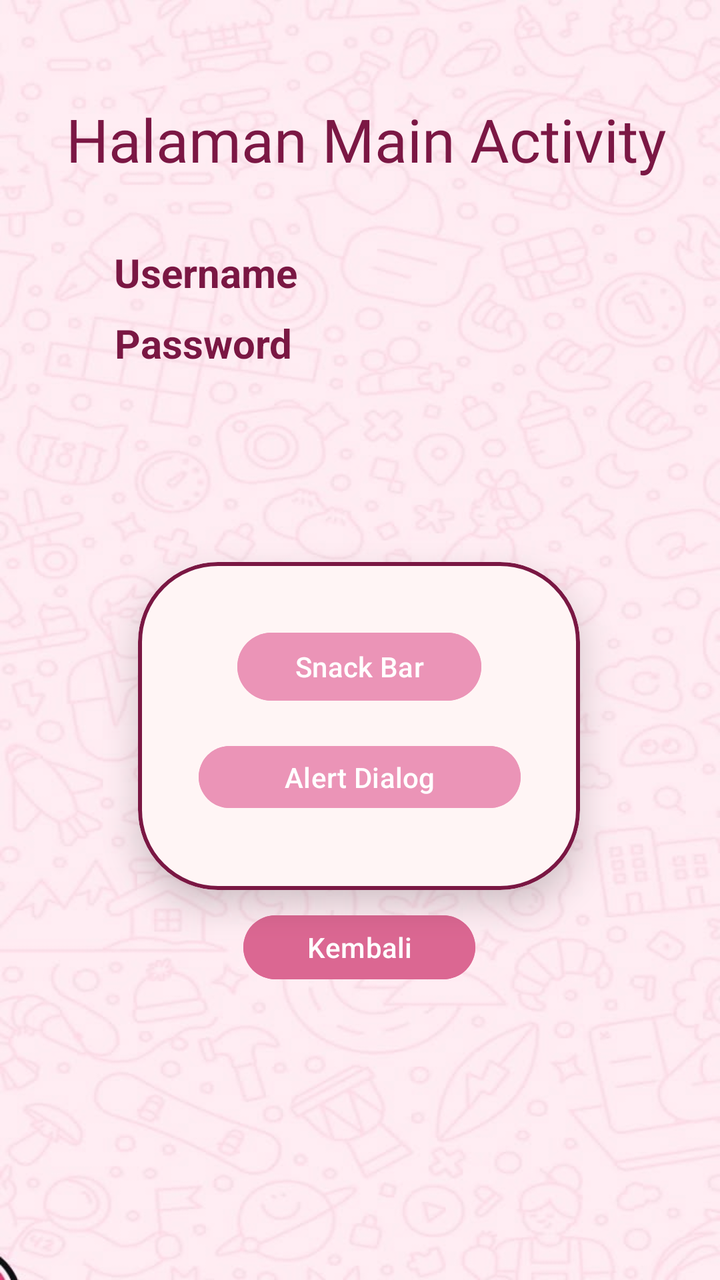
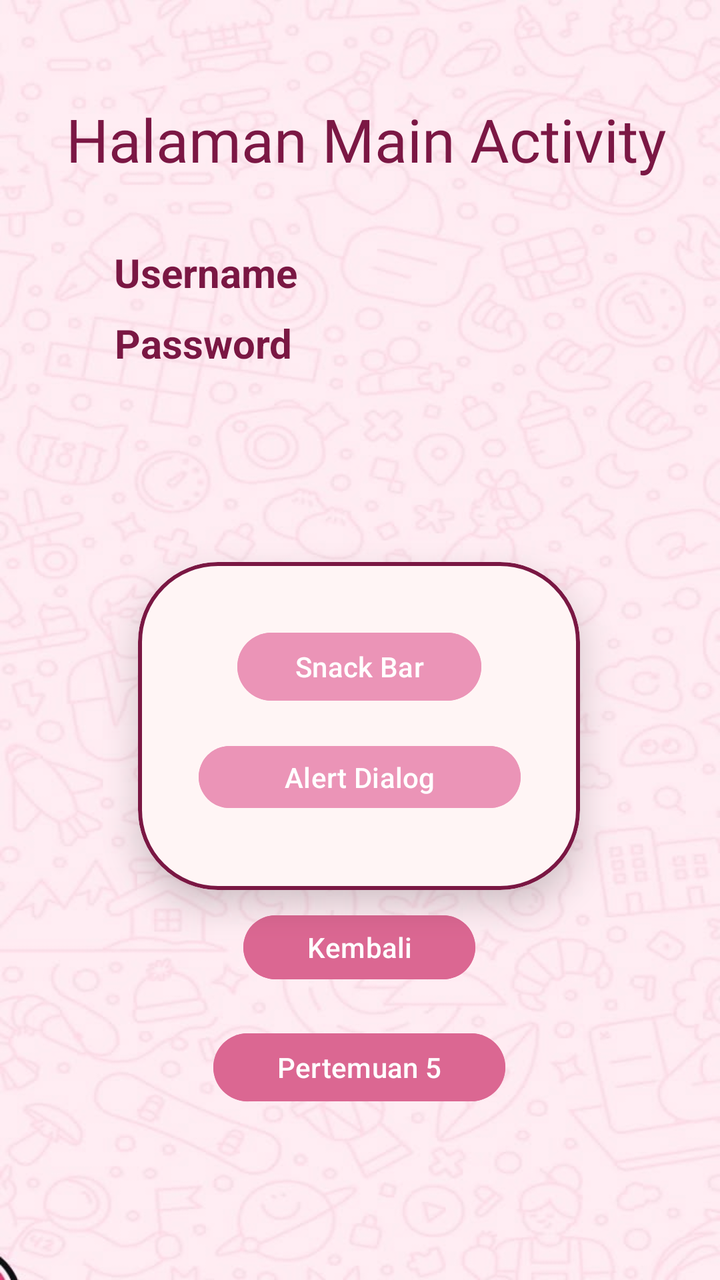

An Android layout rendered at two revisions. The XML below is the earlier revision; the diff shows what the commit changed to produce the second picture.
<!-- AndroidManifest.xml: application theme Theme.Lindi_tib -->
<!-- res/layout/activity_main.xml -->
<?xml version="1.0" encoding="utf-8"?>
<androidx.constraintlayout.widget.ConstraintLayout xmlns:android="http://schemas.android.com/apk/res/android"
    xmlns:app="http://schemas.android.com/apk/res-auto"
    xmlns:tools="http://schemas.android.com/tools"
    android:id="@+id/main"
    android:layout_width="match_parent"
    android:layout_height="match_parent"
    android:background="@drawable/bg"
    tools:context=".MainActivity">

    <TextView
        android:id="@+id/txtHeader"
        android:layout_width="wrap_content"
        android:layout_height="wrap_content"
        android:fontFamily="@font/super_waffles"
        android:text="Halaman Main Activity"
        android:textColor="#7B1744"
        android:textSize="30dp"
        app:layout_constraintBottom_toBottomOf="parent"
        app:layout_constraintEnd_toEndOf="parent"
        app:layout_constraintHorizontal_bias="0.555"
        app:layout_constraintStart_toStartOf="parent"
        app:layout_constraintTop_toTopOf="parent"
        app:layout_constraintVertical_bias="0.082" />

    <TextView
        android:id="@+id/txtUsername"
        android:layout_width="wrap_content"
        android:layout_height="wrap_content"
        android:text="Username"
        android:textColor="#7A1743"
        android:textSize="20dp"
        android:textStyle="bold"
        app:layout_constraintBottom_toBottomOf="parent"
        app:layout_constraintEnd_toEndOf="parent"
        app:layout_constraintHorizontal_bias="0.213"
        app:layout_constraintStart_toStartOf="parent"
        app:layout_constraintTop_toTopOf="parent"
        app:layout_constraintVertical_bias="0.2" />

    <TextView
        android:id="@+id/txtPassword"
        android:layout_width="wrap_content"
        android:layout_height="wrap_content"
        android:text="Password"
        android:textColor="#7A1743"
        android:textSize="20dp"
        android:textStyle="bold"
        app:layout_constraintBottom_toBottomOf="parent"
        app:layout_constraintEnd_toEndOf="parent"
        app:layout_constraintHorizontal_bias="0.211"
        app:layout_constraintStart_toStartOf="parent"
        app:layout_constraintTop_toTopOf="parent"
        app:layout_constraintVertical_bias="0.258" />

    <com.google.android.material.card.MaterialCardView
        android:layout_width="221dp"
        android:layout_height="164dp"
        android:layout_marginTop="20dp"
        app:cardBackgroundColor="#FFF5F5"
        app:cardElevation="10dp"
        app:strokeColor="#7A1743"
        app:strokeWidth="2dp"
        app:cardCornerRadius="40dp"
        app:layout_constraintBottom_toBottomOf="parent"
        app:layout_constraintEnd_toEndOf="parent"
        app:layout_constraintHorizontal_bias="0.497"
        app:layout_constraintStart_toStartOf="parent"
        app:layout_constraintTop_toBottomOf="@+id/txtPassword"
        app:layout_constraintVertical_bias="0.28">

        <androidx.constraintlayout.widget.ConstraintLayout
            android:layout_width="match_parent"
            android:layout_height="150dp"
            android:layout_margin="6dp">

            <Button
                android:id="@+id/btnSnackBar"
                android:layout_width="122dp"
                android:layout_height="42dp"
                android:backgroundTint="@color/pink"
                android:text="Snack Bar"
                app:layout_constraintBottom_toBottomOf="parent"
                app:layout_constraintEnd_toEndOf="parent"
                app:layout_constraintStart_toStartOf="parent"
                app:layout_constraintTop_toTopOf="parent"
                app:layout_constraintVertical_bias="0.235" />

            <Button
                android:id="@+id/btnAlertDialog"
                android:layout_width="161dp"
                android:layout_height="39dp"
                android:backgroundTint="@color/pink"
                android:text="Alert Dialog"
                app:layout_constraintBottom_toBottomOf="parent"
                app:layout_constraintEnd_toEndOf="parent"
                app:layout_constraintHorizontal_bias="0.508"
                app:layout_constraintStart_toStartOf="parent"
                app:layout_constraintTop_toTopOf="parent"
                app:layout_constraintVertical_bias="0.739" />
        </androidx.constraintlayout.widget.ConstraintLayout>


    </com.google.android.material.card.MaterialCardView>

    <Button
        android:id="@+id/btnKembali"
        android:layout_width="116dp"
        android:layout_height="40dp"
        android:backgroundTint="#DB6792"
        android:text="Kembali"
        app:layout_constraintBottom_toBottomOf="parent"
        app:layout_constraintEnd_toEndOf="parent"
        app:layout_constraintHorizontal_bias="0.498"
        app:layout_constraintStart_toStartOf="parent"
        app:layout_constraintTop_toTopOf="parent"
        app:layout_constraintVertical_bias="0.756" />
</androidx.constraintlayout.widget.ConstraintLayout>
<!-- resources referenced by this layout -->
<resources>
  <color name="pink">#EB94B7</color>
  <!-- drawable bg: jpg bitmap (drawable, 45060 bytes) -->
  <style name="Theme.Lindi_tib" parent="Base.Theme.Lindi_tib" />
  <style name="Base.Theme.Lindi_tib" parent="Theme.Material3.DayNight.NoActionBar">
          
          
      </style>
</resources>

<!-- the commit's change to res/layout/activity_main.xml (unified diff, before → after) -->
@@ -115,4 +115,17 @@
         app:layout_constraintStart_toStartOf="parent"
         app:layout_constraintTop_toTopOf="parent"
         app:layout_constraintVertical_bias="0.756" />
+
+    <Button
+        android:id="@+id/btnToLima"
+        android:layout_width="146dp"
+        android:layout_height="42dp"
+        android:backgroundTint="#DB6792"
+        android:text="Pertemuan 5"
+        app:layout_constraintBottom_toBottomOf="parent"
+        app:layout_constraintEnd_toEndOf="parent"
+        app:layout_constraintHorizontal_bias="0.498"
+        app:layout_constraintStart_toStartOf="parent"
+        app:layout_constraintTop_toBottomOf="@+id/btnKembali"
+        app:layout_constraintVertical_bias="0.182" />
 </androidx.constraintlayout.widget.ConstraintLayout>
